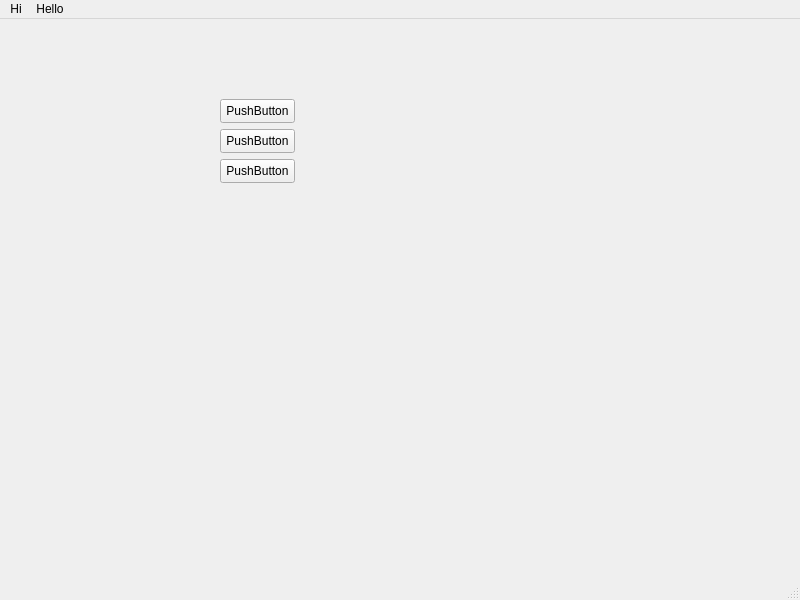
First picture: the form in mainwindow.ui, repository ambeech1/QSandbox, before the edit.
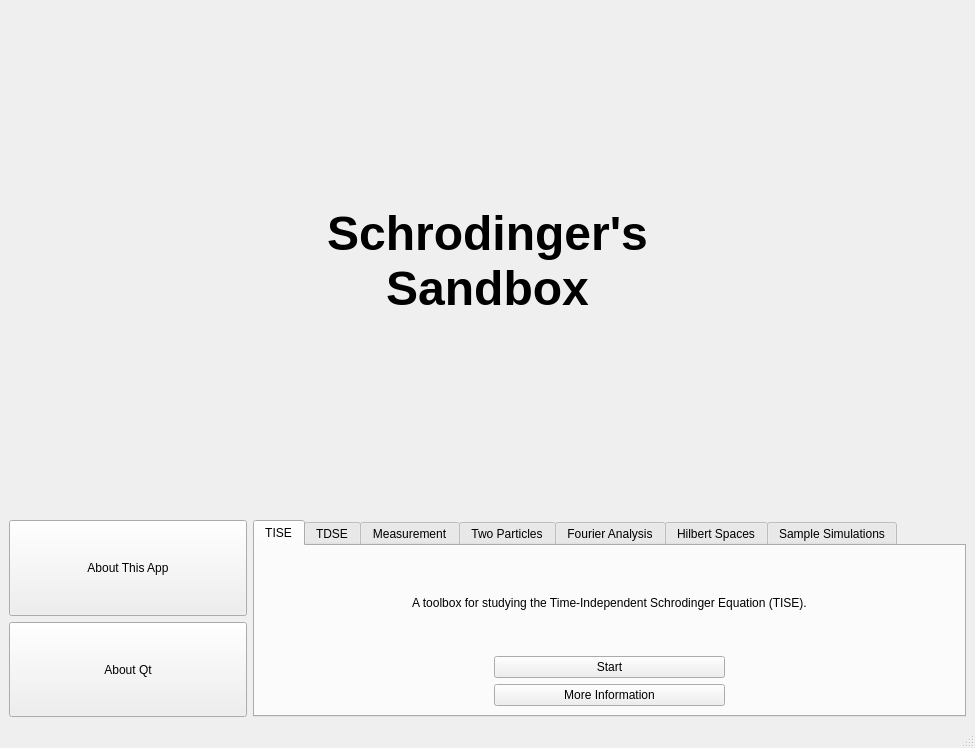
Second picture: the form after the edit. Custom widgets are drawn as their Qt base class.

Commit message: Added TISEMainWindow. Begun working on main window.

Diff of the .ui file:
```diff
--- a/mainwindow.ui
+++ b/mainwindow.ui
@@ -6,96 +6,247 @@
    <rect>
     <x>0</x>
     <y>0</y>
-    <width>800</width>
-    <height>600</height>
+    <width>975</width>
+    <height>748</height>
    </rect>
   </property>
+  <property name="minimumSize">
+   <size>
+    <width>0</width>
+    <height>0</height>
+   </size>
+  </property>
   <property name="windowTitle">
    <string>MainWindow</string>
   </property>
   <widget class="QWidget" name="centralwidget">
-   <widget class="QCustomPlot" name="widget" native="true">
-    <property name="geometry">
-     <rect>
-      <x>310</x>
-      <y>80</y>
-      <width>331</width>
-      <height>271</height>
-     </rect>
-    </property>
-   </widget>
-   <widget class="QPushButton" name="pushButton">
-    <property name="geometry">
-     <rect>
-      <x>220</x>
-      <y>80</y>
-      <width>75</width>
-      <height>24</height>
-     </rect>
-    </property>
-    <property name="text">
-     <string>PushButton</string>
-    </property>
-   </widget>
-   <widget class="QPushButton" name="pushButton_2">
-    <property name="geometry">
-     <rect>
-      <x>220</x>
-      <y>110</y>
-      <width>75</width>
-      <height>24</height>
-     </rect>
-    </property>
-    <property name="text">
-     <string>PushButton</string>
-    </property>
-   </widget>
-   <widget class="QPushButton" name="pushButton_3">
-    <property name="geometry">
-     <rect>
-      <x>220</x>
-      <y>140</y>
-      <width>75</width>
-      <height>24</height>
-     </rect>
-    </property>
-    <property name="text">
-     <string>PushButton</string>
-    </property>
-   </widget>
+   <layout class="QVBoxLayout" name="verticalLayout_2">
+    <item>
+     <spacer name="verticalSpacer_2">
+      <property name="orientation">
+       <enum>Qt::Orientation::Vertical</enum>
+      </property>
+      <property name="sizeType">
+       <enum>QSizePolicy::Policy::Expanding</enum>
+      </property>
+      <property name="sizeHint" stdset="0">
+       <size>
+        <width>20</width>
+        <height>40</height>
+       </size>
+      </property>
+     </spacer>
+    </item>
+    <item>
+     <widget class="QLabel" name="label">
+      <property name="font">
+       <font>
+        <pointsize>36</pointsize>
+        <bold>true</bold>
+       </font>
+      </property>
+      <property name="text">
+       <string>Schrodinger's
+Sandbox</string>
+      </property>
+      <property name="alignment">
+       <set>Qt::AlignmentFlag::AlignCenter</set>
+      </property>
+     </widget>
+    </item>
+    <item>
+     <spacer name="verticalSpacer">
+      <property name="orientation">
+       <enum>Qt::Orientation::Vertical</enum>
+      </property>
+      <property name="sizeType">
+       <enum>QSizePolicy::Policy::Expanding</enum>
+      </property>
+      <property name="sizeHint" stdset="0">
+       <size>
+        <width>20</width>
+        <height>40</height>
+       </size>
+      </property>
+     </spacer>
+    </item>
+    <item>
+     <layout class="QHBoxLayout" name="horizontalLayout" stretch="1,3">
+      <item>
+       <layout class="QVBoxLayout" name="verticalLayout">
+        <item>
+         <widget class="QPushButton" name="aboutApp">
+          <property name="sizePolicy">
+           <sizepolicy hsizetype="Expanding" vsizetype="Expanding">
+            <horstretch>0</horstretch>
+            <verstretch>0</verstretch>
+           </sizepolicy>
+          </property>
+          <property name="minimumSize">
+           <size>
+            <width>0</width>
+            <height>0</height>
+           </size>
+          </property>
+          <property name="text">
+           <string>About This App</string>
+          </property>
+         </widget>
+        </item>
+        <item>
+         <widget class="QPushButton" name="aboutQt">
+          <property name="sizePolicy">
+           <sizepolicy hsizetype="Minimum" vsizetype="Expanding">
+            <horstretch>0</horstretch>
+            <verstretch>0</verstretch>
+           </sizepolicy>
+          </property>
+          <property name="text">
+           <string>About Qt</string>
+          </property>
+         </widget>
+        </item>
+       </layout>
+      </item>
+      <item>
+       <widget class="QTabWidget" name="tabWidget">
+        <property name="sizePolicy">
+         <sizepolicy hsizetype="Expanding" vsizetype="Expanding">
+          <horstretch>0</horstretch>
+          <verstretch>0</verstretch>
+         </sizepolicy>
+        </property>
+        <property name="currentIndex">
+         <number>0</number>
+        </property>
+        <property name="iconSize">
+         <size>
+          <width>16</width>
+          <height>16</height>
+         </size>
+        </property>
+        <property name="elideMode">
+         <enum>Qt::TextElideMode::ElideNone</enum>
+        </property>
+        <widget class="QWidget" name="tise">
+         <attribute name="title">
+          <string>TISE</string>
+         </attribute>
+         <layout class="QVBoxLayout" name="verticalLayout_5">
+          <item>
+           <layout class="QVBoxLayout" name="verticalLayout_4">
+            <item>
+             <widget class="QLabel" name="label_2">
+              <property name="text">
+               <string>A toolbox for studying the Time-Independent Schrodinger Equation (TISE).</string>
+              </property>
+              <property name="alignment">
+               <set>Qt::AlignmentFlag::AlignCenter</set>
+              </property>
+             </widget>
+            </item>
+            <item>
+             <layout class="QGridLayout" name="gridLayout_2">
+              <item row="0" column="1">
+               <widget class="QPushButton" name="startTise">
+                <property name="sizePolicy">
+                 <sizepolicy hsizetype="Expanding" vsizetype="Fixed">
+                  <horstretch>0</horstretch>
+                  <verstretch>0</verstretch>
+                 </sizepolicy>
+                </property>
+                <property name="text">
+                 <string>Start</string>
+                </property>
+               </widget>
+              </item>
+              <item row="1" column="1">
+               <widget class="QPushButton" name="pushButton_5">
+                <property name="text">
+                 <string>More Information</string>
+                </property>
+               </widget>
+              </item>
+              <item row="0" column="0">
+               <spacer name="horizontalSpacer">
+                <property name="orientation">
+                 <enum>Qt::Orientation::Horizontal</enum>
+                </property>
+                <property name="sizeHint" stdset="0">
+                 <size>
+                  <width>40</width>
+                  <height>20</height>
+                 </size>
+                </property>
+               </spacer>
+              </item>
+              <item row="0" column="2">
+               <spacer name="horizontalSpacer_2">
+                <property name="orientation">
+                 <enum>Qt::Orientation::Horizontal</enum>
+                </property>
+                <property name="sizeHint" stdset="0">
+                 <size>
+                  <width>40</width>
+                  <height>20</height>
+                 </size>
+                </property>
+               </spacer>
+              </item>
+             </layout>
+            </item>
+           </layout>
+          </item>
+         </layout>
+        </widget>
+        <widget class="QWidget" name="tdse">
+         <attribute name="title">
+          <string>TDSE</string>
+         </attribute>
+        </widget>
+        <widget class="QWidget" name="measurement">
+         <attribute name="title">
+          <string>Measurement</string>
+         </attribute>
+        </widget>
+        <widget class="QWidget" name="twoparticles">
+         <attribute name="title">
+          <string>Two Particles</string>
+         </attribute>
+        </widget>
+        <widget class="QWidget" name="fourieranalysis">
+         <attribute name="title">
+          <string>Fourier Analysis</string>
+         </attribute>
+        </widget>
+        <widget class="QWidget" name="hilbertspaces">
+         <attribute name="title">
+          <string>Hilbert Spaces</string>
+         </attribute>
+        </widget>
+        <widget class="QWidget" name="samplesimulations">
+         <attribute name="title">
+          <string>Sample Simulations</string>
+         </attribute>
+        </widget>
+       </widget>
+      </item>
+     </layout>
+    </item>
+   </layout>
   </widget>
   <widget class="QMenuBar" name="menubar">
    <property name="geometry">
     <rect>
      <x>0</x>
      <y>0</y>
-     <width>800</width>
+     <width>975</width>
      <height>22</height>
     </rect>
    </property>
-   <widget class="QMenu" name="menuHi">
-    <property name="title">
-     <string>Hi</string>
-    </property>
-   </widget>
-   <widget class="QMenu" name="menuHello">
-    <property name="title">
-     <string>Hello</string>
-    </property>
-   </widget>
-   <addaction name="menuHi"/>
-   <addaction name="menuHello"/>
   </widget>
   <widget class="QStatusBar" name="statusbar"/>
  </widget>
- <customwidgets>
-  <customwidget>
-   <class>QCustomPlot</class>
-   <extends>QWidget</extends>
-   <header location="global">qcustomplot.h</header>
-   <container>1</container>
-  </customwidget>
- </customwidgets>
  <resources/>
  <connections/>
 </ui>
```
The commit also changes 6 other files.
